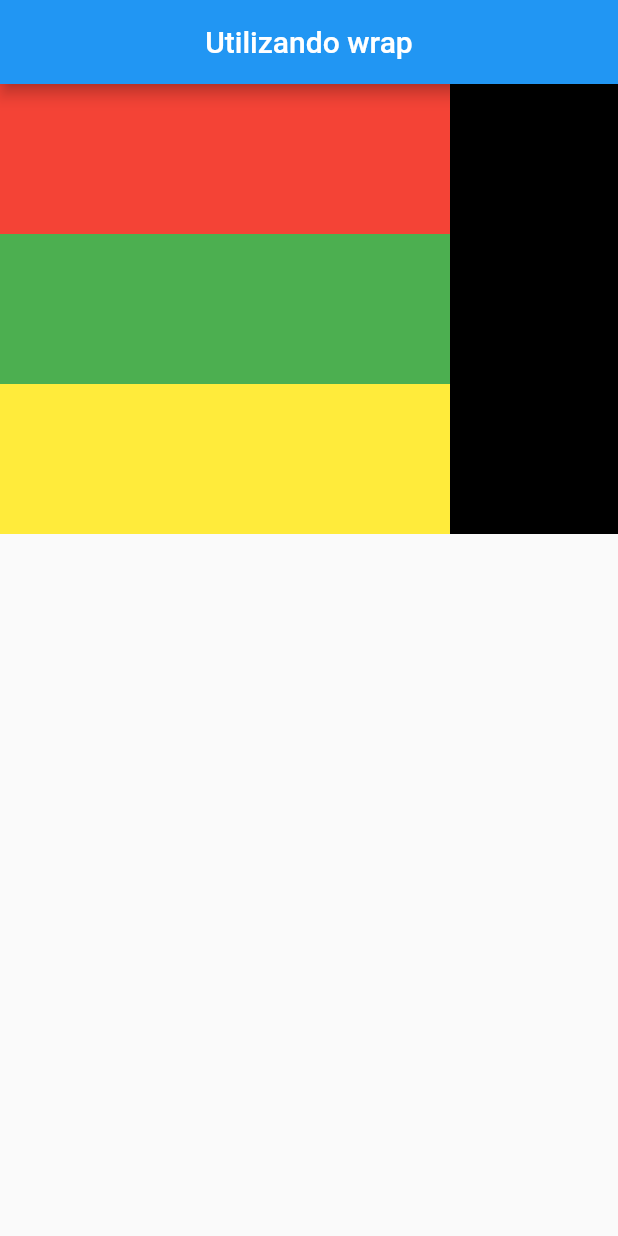
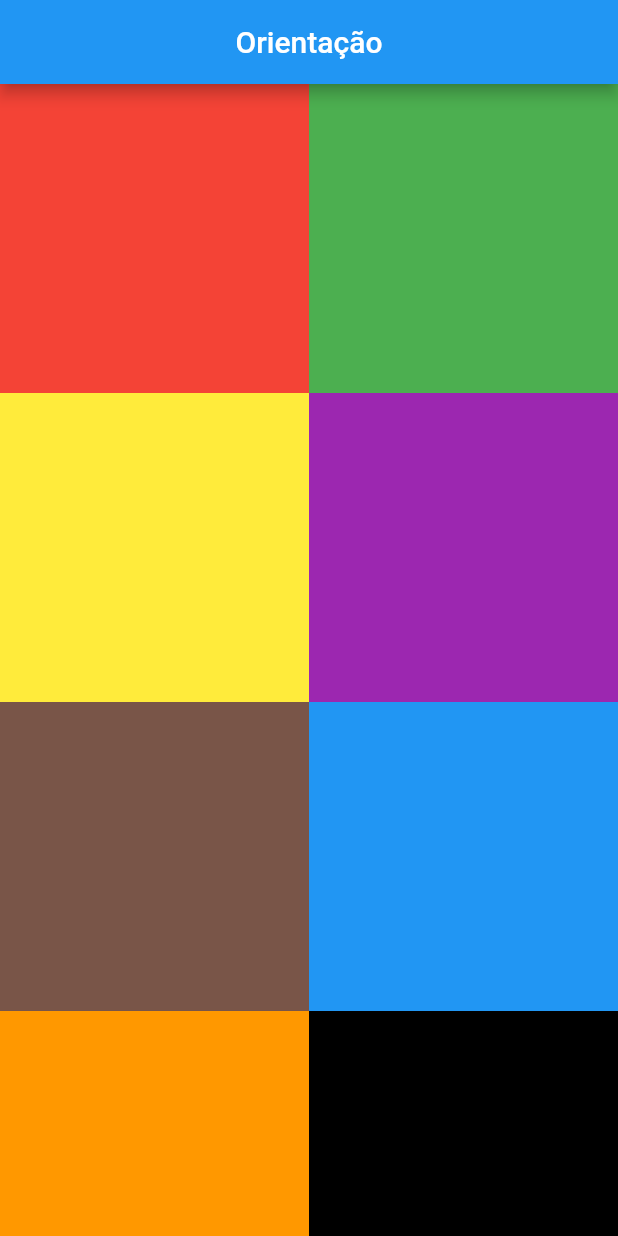
Before and after one commit to anderson-s/UtilizandoFlutterWeb, a Flutter app: the screen it shows after launch, on a phone screen of 412 x 824 dp. Run offline on Flutter 3.47's test engine with Material 2 defaults, Android fonts, the light colour scheme and no system bars.

Commit message:
utilizando OrientationBuilder para verificar a orientação do dispositivo e usando o GridView para mostrar a quantidade de componentes na pagina

```diff
--- a/lib/main.dart
+++ b/lib/main.dart
@@ -1,5 +1,6 @@
 import 'package:flutter/material.dart';
 import 'package:flutter_web_teste/reponsividade_media_query.dart';
+import 'package:flutter_web_teste/responsividade_orientation_builder.dart';
 import 'package:flutter_web_teste/responsividade_row_col.dart';
 import 'package:flutter_web_teste/responsividade_wrap.dart';
 
@@ -20,7 +21,8 @@ class _PaginaState extends State<Pagina> {
     return const MaterialApp(
       // home: Home(),
       // home: Responsividade(),
-      home: ResponsividadeWraper(),
+      // home: ResponsividadeWraper(),
+      home: ResponsividadeOrientationBuilder(),
       title: "Flutter Web",
       debugShowCheckedModeBanner: false,
     );
--- /dev/null
+++ b/lib/responsividade_orientation_builder.dart
@@ -0,0 +1,61 @@
+import 'package:flutter/material.dart';
+
+class ResponsividadeOrientationBuilder extends StatefulWidget {
+  const ResponsividadeOrientationBuilder({super.key});
+
+  @override
+  State<ResponsividadeOrientationBuilder> createState() =>
+      _ResponsividadeOrientationBuilderState();
+}
+
+class _ResponsividadeOrientationBuilderState
+    extends State<ResponsividadeOrientationBuilder> {
+  @override
+  Widget build(BuildContext context) {
+    return Scaffold(
+      appBar: AppBar(
+        title: const Text("Orientação"),
+        centerTitle: true,
+      ),
+      body: OrientationBuilder(
+        //Monitora a orientação do celular
+        builder: (context, orientation) {
+          // return Container(
+          //   child: orientation == Orientation.portrait
+          //       ? Text("portrait")
+          //       : Text("landscape"),
+          // );
+          return GridView.count(
+            crossAxisCount: orientation == Orientation.portrait ? 2 : 4,
+            children: [
+              Container(
+                color: Colors.red,
+              ),
+              Container(
+                color: Colors.green,
+              ),
+              Container(
+                color: Colors.yellow,
+              ),
+              Container(
+                color: Colors.purple,
+              ),
+              Container(
+                color: Colors.brown,
+              ),
+              Container(
+                color: Colors.blue,
+              ),
+               Container(
+                color: Colors.orange,
+              ),
+               Container(
+                color: Colors.black,
+              ),
+            ],
+          );
+        },
+      ),
+    );
+  }
+}
```
